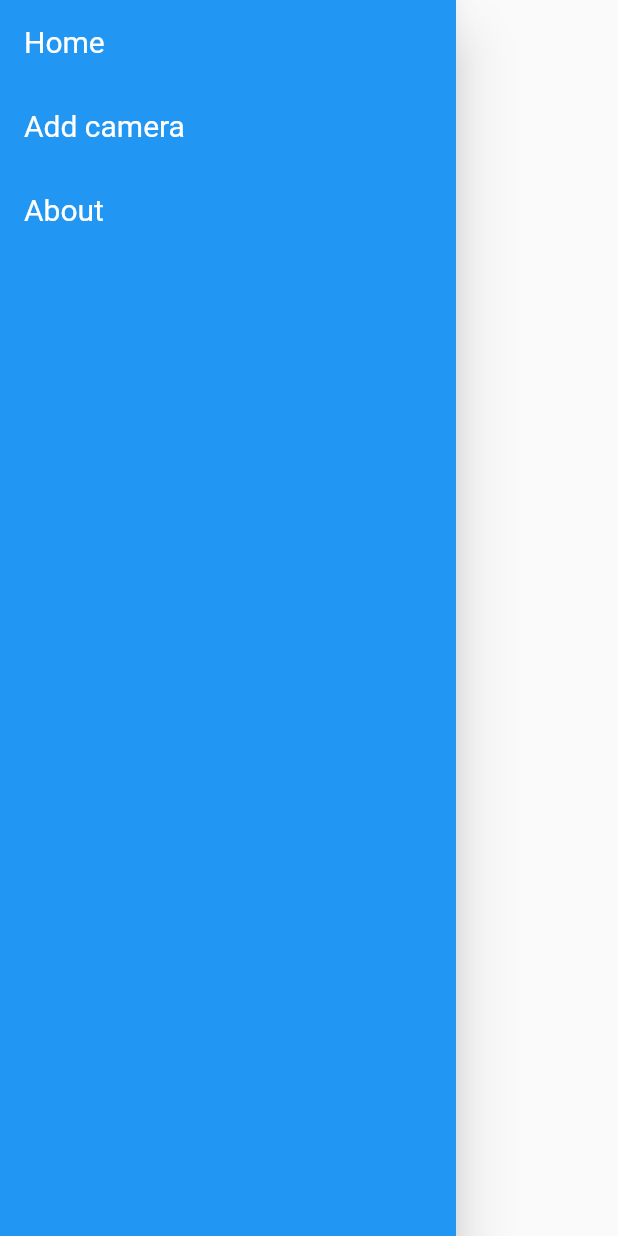
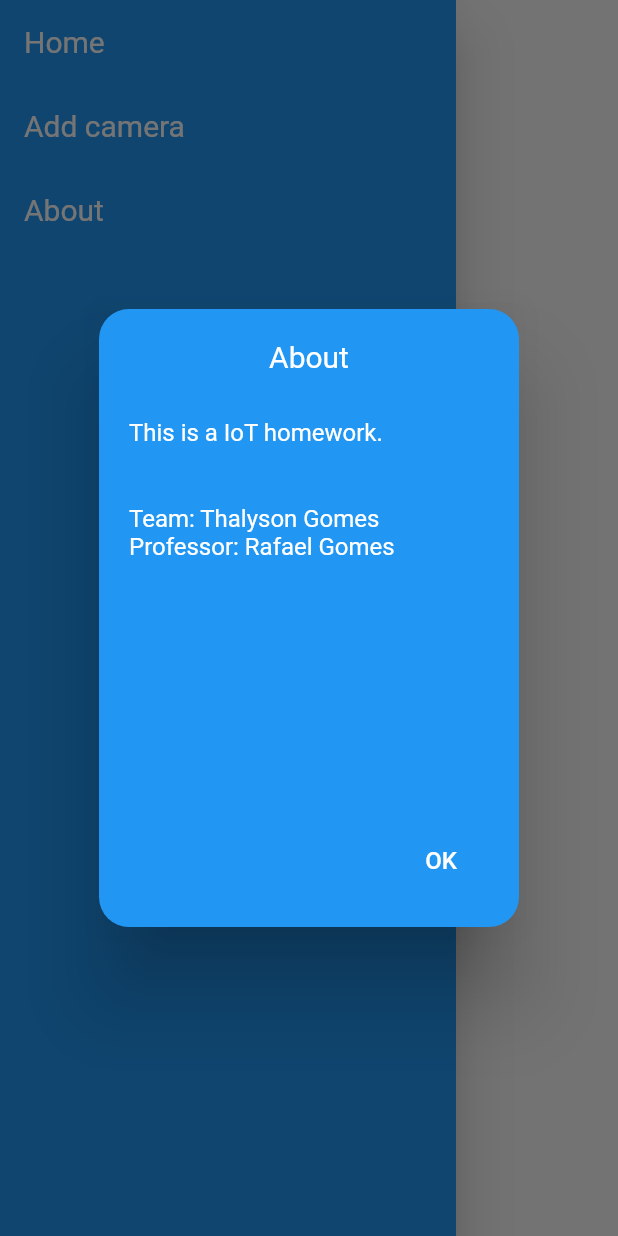
Before and after one commit to thalyson004/flutter_timelapse_server, a Flutter app: the MyDrawer widget shown alone on an empty page, opened directly, after a tap on "About", on a phone screen of 412 x 824 dp. Run offline on Flutter 3.47's test engine with Material 2 defaults, Android fonts, the light colour scheme and no system bars; network calls fail.

Commit message:
[DEV] Add AboutDialog.

```diff
--- /dev/null
+++ b/lib/pages/about.dart
@@ -0,0 +1,76 @@
+import 'package:flutter/material.dart';
+
+void showAbout(BuildContext context) {
+  showDialog(
+    context: context,
+    builder: (BuildContext context) {
+      return aboutDialog(context);
+    },
+  );
+}
+
+Widget aboutDialog(BuildContext context) {
+  return Dialog(
+    backgroundColor: Colors.transparent,
+    //shape: RoundedRectangleBorder(borderRadius: BorderRadius.circular(20)),
+    child: Container(
+      height: MediaQuery.of(context).size.height * 0.5,
+      width: MediaQuery.of(context).size.width * 0.5,
+      decoration: BoxDecoration(
+        borderRadius: BorderRadius.circular(20),
+        color: Colors.blue,
+      ),
+      child: Stack(
+        children: [
+          SingleChildScrollView(
+            child: Column(
+              crossAxisAlignment: CrossAxisAlignment.stretch,
+              mainAxisAlignment: MainAxisAlignment.center,
+              children: [
+                Row(
+                  children: const [
+                    Padding(
+                      padding: EdgeInsets.symmetric(vertical: 20),
+                      child: Text(
+                        "About",
+                        style: TextStyle(fontSize: 20, color: Colors.white),
+                      ),
+                    )
+                  ],
+                  mainAxisAlignment: MainAxisAlignment.center,
+                ),
+                Row(children: const [
+                  Padding(
+                    // TODO: Complete about text
+                    padding: EdgeInsets.symmetric(horizontal: 20, vertical: 10),
+                    child: Text(
+                      "This is a IoT homework.\n\n\n" +
+                          "Team: Thalyson Gomes\n" +
+                          "Professor: Rafael Gomes",
+                      style: TextStyle(fontSize: 16, color: Colors.white),
+                    ),
+                  )
+                ], mainAxisAlignment: MainAxisAlignment.start)
+              ],
+            ),
+          ),
+          Padding(
+            padding: const EdgeInsets.only(bottom: 20, right: 20),
+            child: Align(
+              alignment: Alignment.bottomRight,
+              child: TextButton(
+                child: const Text(
+                  "OK",
+                  style: TextStyle(fontSize: 16, color: Colors.white),
+                ),
+                onPressed: () {
+                  Navigator.of(context).pop();
+                },
+              ),
+            ),
+          )
+        ],
+      ),
+    ),
+  );
+}
--- a/lib/widgets/mydrawer.dart
+++ b/lib/widgets/mydrawer.dart
@@ -1,4 +1,6 @@
 import 'package:flutter/material.dart';
+
+import '../pages/about.dart';
 
 class MyDrawer extends StatelessWidget {
   const MyDrawer({Key? key}) : super(key: key);
@@ -23,7 +25,7 @@ class MyDrawer extends StatelessWidget {
             DrawerTile(
                 text: "About",
                 onTap: () {
-                  print("About");
+                  showAbout(context);
                 }),
           ],
         ),
```
